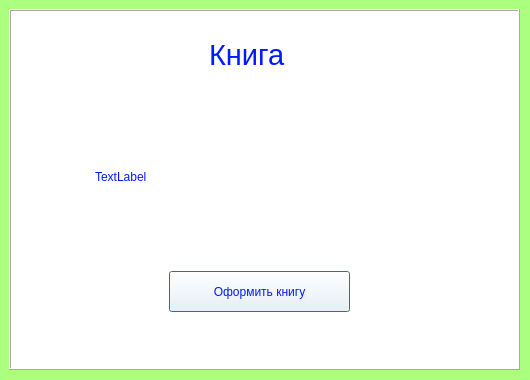
Before: the Qt Designer form forms/Книга.ui in julik002/biblioteka, drawn with Qt 5.
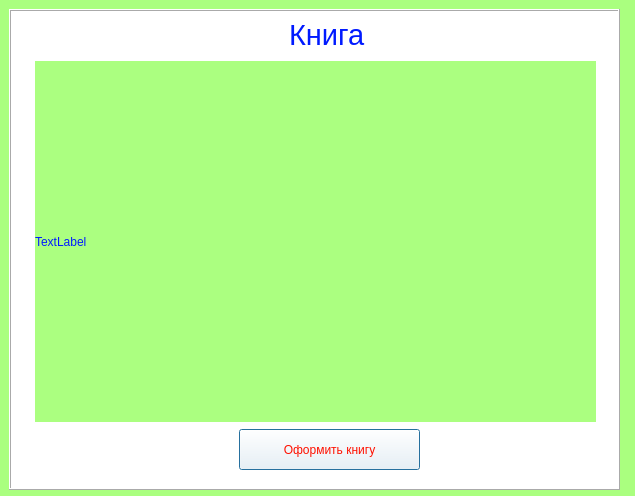
After: the same form once the commit is applied.

The edit to the form file:
```diff
--- a/forms/Книга.ui
+++ b/forms/Книга.ui
@@ -6,8 +6,8 @@
    <rect>
     <x>0</x>
     <y>0</y>
-    <width>530</width>
-    <height>380</height>
+    <width>635</width>
+    <height>496</height>
    </rect>
   </property>
   <property name="windowTitle">
@@ -22,8 +22,8 @@
     <rect>
      <x>9</x>
      <y>9</y>
-     <width>511</width>
-     <height>361</height>
+     <width>611</width>
+     <height>481</height>
     </rect>
    </property>
    <property name="styleSheet">
@@ -38,8 +38,8 @@
    <widget class="QLabel" name="label">
     <property name="geometry">
      <rect>
-      <x>200</x>
-      <y>30</y>
+      <x>280</x>
+      <y>10</y>
       <width>91</width>
       <height>31</height>
      </rect>
@@ -56,25 +56,34 @@
    <widget class="QLabel" name="label_2">
     <property name="geometry">
      <rect>
-      <x>86</x>
-      <y>102</y>
-      <width>341</width>
-      <height>131</height>
+      <x>26</x>
+      <y>52</y>
+      <width>561</width>
+      <height>361</height>
      </rect>
     </property>
+    <property name="styleSheet">
+     <string notr="true">background-color: rgb(171, 255, 128);</string>
+    </property>
     <property name="text">
      <string>TextLabel</string>
     </property>
+    <property name="wordWrap">
+     <bool>true</bool>
+    </property>
    </widget>
    <widget class="QPushButton" name="pushButton">
     <property name="geometry">
      <rect>
-      <x>160</x>
-      <y>262</y>
+      <x>230</x>
+      <y>420</y>
       <width>181</width>
       <height>41</height>
      </rect>
     </property>
+    <property name="styleSheet">
+     <string notr="true">color: rgb(255, 16, 0);</string>
+    </property>
     <property name="text">
      <string>Оформить книгу</string>
     </property>
```
Left out of the diff: 6 changed lines with no effect on the pictures.
